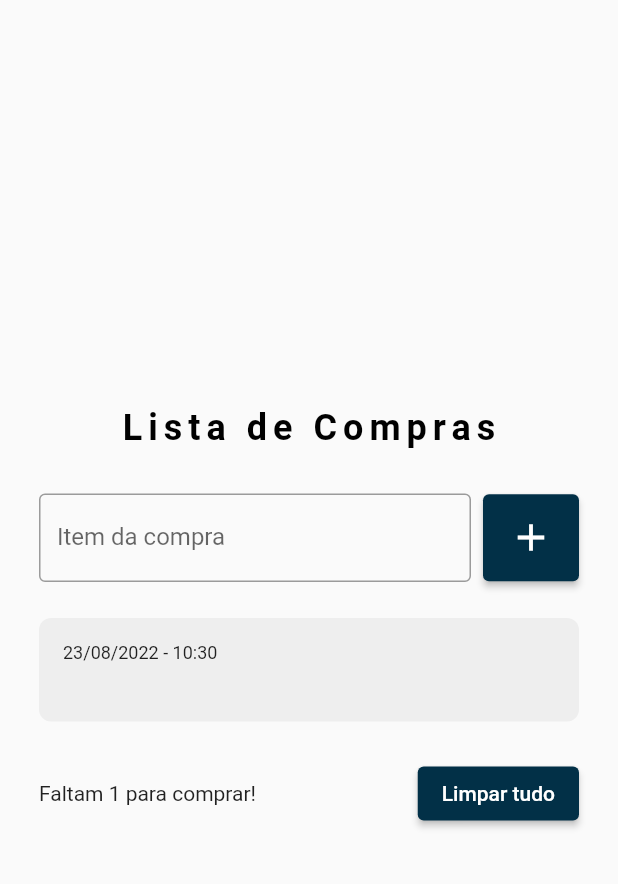
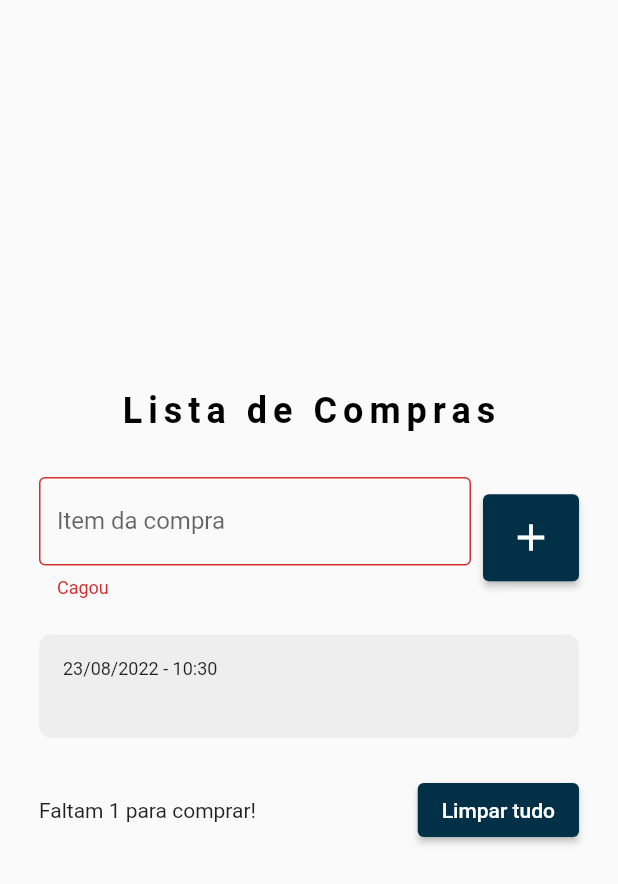
Before and after one commit to JulioCRodrigues/lista_de_compras_flutter, a Flutter app: the screen it shows after launch, after a tap on the "add" icon, on a phone screen of 412 x 824 dp. Shown: the top 884 px of the screen. Run offline on Flutter 3.47's test engine with Material 2 defaults, Android fonts, the phone set to English and light mode, and no system bars; drawn by our look-alikes of flutter_slidable; our stand-ins replace shared_preferences.

```diff
--- a/lib/models/product.dart
+++ b/lib/models/product.dart
@@ -2,8 +2,19 @@ class Product {
 
   Product({required this.title, required this.date});
 
+  Product.fromJson(Map<String, dynamic> json)
+    : title = json['title'],
+      date = DateTime.parse(json['datetime']);
+
   String title;
   DateTime date;
 
+  Map<String, dynamic>toJson(){
+    return {
+      'title': title,
+      'datetime': date.toIso8601String(),
+    };
+  }
+
 
 }
--- a/lib/pages/compras_list_page.dart
+++ b/lib/pages/compras_list_page.dart
@@ -1,4 +1,5 @@
 import 'package:Tarefas/models/product.dart';
+import 'package:Tarefas/repositories/product_repository.dart';
 import 'package:Tarefas/widgets/product_list_item.dart';
 import 'package:flutter/material.dart';
 
@@ -11,12 +12,23 @@ class ComprasListPage extends StatefulWidget {
 
 class _ComprasListPageState extends State<ComprasListPage> {
   final TextEditingController productsController = TextEditingController();
+  final ProductRepository productRepository = ProductRepository();
 
   List<Product> products = [];
+
   Product? deletedProduct;
   int? deletedProductPos;
 
-  bool get isNull => productsController == null;
+  @override
+  void initState() {
+    super.initState();
+
+    productRepository.getProductList().then((value) {
+      setState(() {
+        products = value;
+      });
+    });
+  }
 
   @override
   Widget build(BuildContext context) {
@@ -47,16 +59,16 @@ class _ComprasListPageState extends State<ComprasListPage> {
                         decoration: InputDecoration(
                           border: OutlineInputBorder(),
                           labelText: "Item da compra",
-                            hintText: "Ex: Arroz"),
+                          hintText: "Ex: Arroz",
+                          errorText: 'Cagou',
+                        ),
                       ),
                     ),
                     SizedBox(
                       width: 8,
                     ),
                     ElevatedButton(
-                      onPressed: isNull
-                          ? null
-                          : () {
+                      onPressed: () {
                         String text = productsController.text;
                         setState(() {
                           Product newProduct =
@@ -64,14 +76,15 @@ class _ComprasListPageState extends State<ComprasListPage> {
                           products.add(newProduct);
                         });
                         productsController.clear();
+                        productRepository.saveProductList(products);
                       },
+                      style: ElevatedButton.styleFrom(
+                        primary: Color(0xff023047),
+                        padding: EdgeInsets.all(14),
+                      ),
                       child: Icon(
                         Icons.add,
                         size: 30,
-                      ),
-                      style: ElevatedButton.styleFrom(
-                        primary: Color(0xff023047),
-                        padding: EdgeInsets.all(14),
                       ),
                     )
                   ],
@@ -139,6 +152,7 @@ class _ComprasListPageState extends State<ComprasListPage> {
       ),
       duration: Duration(seconds: 4),
     ));
+    productRepository.saveProductList(products);
   }
 
   void showDialogDeleteAll() {
@@ -178,5 +192,6 @@ class _ComprasListPageState extends State<ComprasListPage> {
     setState(() {
       products.clear();
     });
+    productRepository.saveProductList(products);
   }
 }
--- /dev/null
+++ b/lib/repositories/product_repository.dart
@@ -0,0 +1,23 @@
+import 'dart:convert';
+
+import 'package:Tarefas/models/product.dart';
+import 'package:shared_preferences/shared_preferences.dart';
+
+const productListKey = 'products_list';
+
+class ProductRepository {
+
+  late SharedPreferences sharedPreferences;
+
+  Future<List<Product>> getProductList() async {
+    sharedPreferences = await SharedPreferences.getInstance();
+    final String jsonString = sharedPreferences.getString(productListKey) ?? '[]';
+    final List jsonDecoded = json.decode(jsonString) as List;
+    return jsonDecoded.map((e) => Product.fromJson(e)).toList();
+  }
+
+  void saveProductList(List<Product> products){
+    final jsonString = json.encode(products);
+    sharedPreferences.setString('products_list', jsonString);
+  }
+}
--- a/pubspec.yaml
+++ b/pubspec.yaml
@@ -36,6 +36,7 @@ dependencies:
   cupertino_icons: ^1.0.2
   intl:
   flutter_slidable: ^0.6.0
+  shared_preferences: ^2.0.15
 
 dev_dependencies:
   flutter_test:
```
Also changed, not shown: pubspec.lock. Lines whose indentation alone changed are shown as unchanged.
